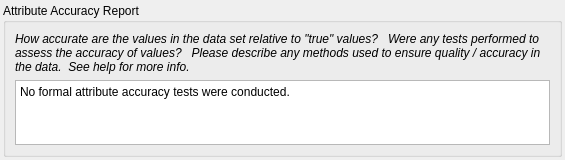
First picture: the form in pymdwizard/gui/ui_files/AttributeAccuracy.ui, repository DOI-USGS/fort-pymdwizard, before the edit.
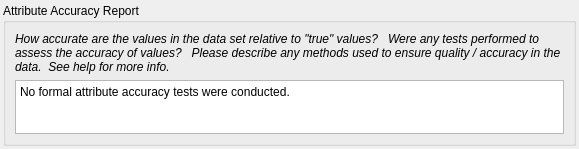
Second picture: the form after the edit.

Diff of the .ui file:
```diff
--- a/pymdwizard/gui/ui_files/AttributeAccuracy.ui
+++ b/pymdwizard/gui/ui_files/AttributeAccuracy.ui
@@ -6,10 +6,22 @@
    <rect>
     <x>0</x>
     <y>0</y>
-    <width>565</width>
-    <height>160</height>
+    <width>579</width>
+    <height>149</height>
    </rect>
   </property>
+  <property name="minimumSize">
+   <size>
+    <width>0</width>
+    <height>149</height>
+   </size>
+  </property>
+  <property name="maximumSize">
+   <size>
+    <width>16777215</width>
+    <height>157</height>
+   </size>
+  </property>
   <property name="font">
    <font>
     <family>Arial</family>
@@ -25,6 +37,18 @@
    </property>
    <item>
     <widget class="QGroupBox" name="groupBox">
+     <property name="minimumSize">
+      <size>
+       <width>0</width>
+       <height>0</height>
+      </size>
+     </property>
+     <property name="maximumSize">
+      <size>
+       <width>16777215</width>
+       <height>16777215</height>
+      </size>
+     </property>
      <property name="title">
       <string>Attribute Accuracy Report</string>
      </property>
```
Left out of the diff: 11 changed lines with no effect on the pictures.
